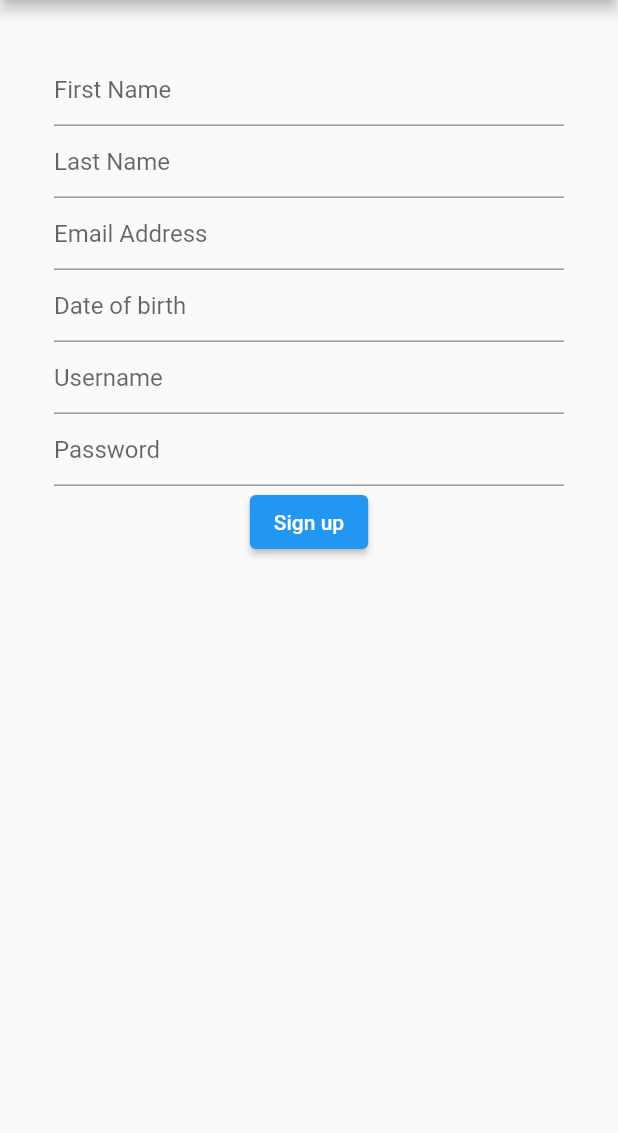
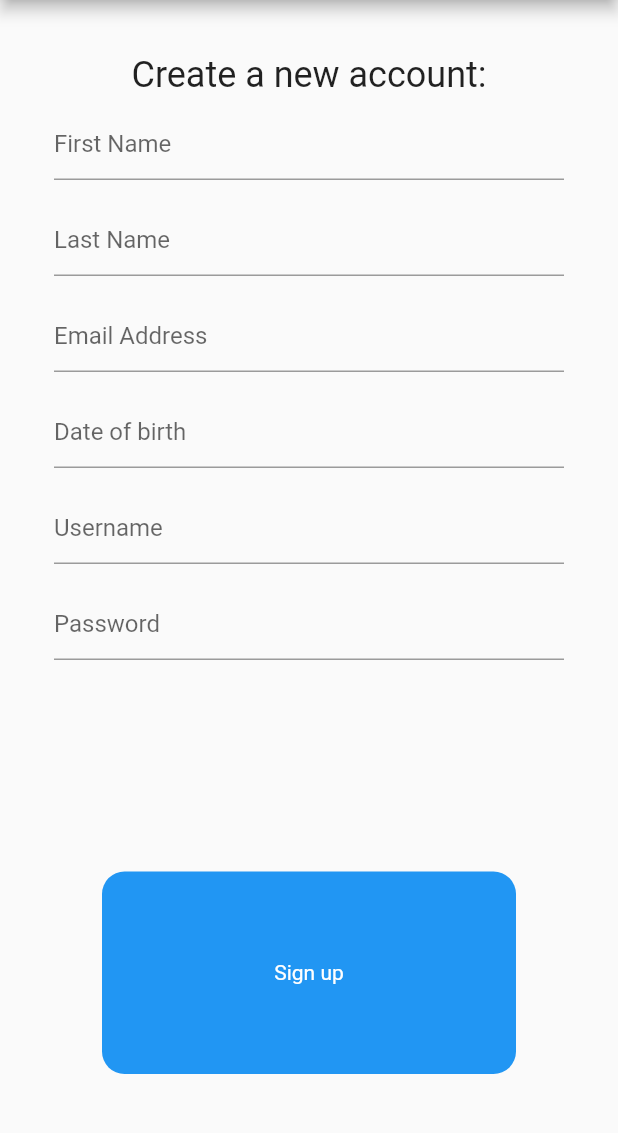
Before and after one commit to ListEverywhere/ListEverywhereApp, a Flutter app: the RegisterView screen opened by its route, on a phone screen of 412 x 824 dp, the part 84-1217 px from its top. Run offline on Flutter 3.47's test engine with Material 2 defaults, Android fonts, the phone set to English and light mode, and no system bars; our stand-ins replace flutter_secure_storage, font_awesome_flutter; accounts and stored records are empty.

Commit message:
Updated UI on login and register

```diff
--- a/lib/views/register.dart
+++ b/lib/views/register.dart
@@ -1,6 +1,7 @@
 import 'package:flutter/material.dart';
 import 'package:listeverywhere_app/models/user_model.dart';
 import 'package:listeverywhere_app/services/user_service.dart';
+import 'package:listeverywhere_app/widgets/reusable_button.dart';
 import 'package:listeverywhere_app/widgets/reusable_field.dart';
 
 /// The registration page of the application
@@ -44,14 +45,26 @@ class RegisterViewState extends State<RegisterView> {
         title: const Text("Sign up for ListEverywhere"),
       ),
       body: SafeArea(
-        child: SingleChildScrollView(
-          scrollDirection: Axis.vertical,
         child: Form(
             key: _formKey,
             child: Padding(
               padding: const EdgeInsets.all(36.0),
               child: Column(
+                mainAxisAlignment: MainAxisAlignment.spaceBetween,
+                children: [
+                  Wrap(
+                    children: const [
+                      Text('Create a new account:',
+                          style: TextStyle(fontSize: 24))
+                    ],
+                  ),
+                  Expanded(
+                    flex: 3,
+                    child: SingleChildScrollView(
+                      scrollDirection: Axis.vertical,
+                      child: Column(
                         mainAxisAlignment: MainAxisAlignment.spaceEvenly,
+                        mainAxisSize: MainAxisSize.max,
                         children: [
                           ReusableFormField(
                             controller: firstName,
@@ -89,8 +102,24 @@ class RegisterViewState extends State<RegisterView> {
                             maxLength: 32,
                             keyboardType: TextInputType.visiblePassword,
                           ),
-                    ElevatedButton(
-                      onPressed: () async {
+                        ]
+                            .map((e) => Padding(
+                                  padding: const EdgeInsets.symmetric(
+                                    vertical: 8,
+                                  ),
+                                  child: e,
+                                ))
+                            .toList(),
+                      ),
+                    ),
+                  ),
+                  Expanded(
+                    child: ReusableButton(
+                      color: Colors.blue,
+                      textColor: Colors.white,
+                      padding: const EdgeInsets.symmetric(
+                          vertical: 16, horizontal: 32),
+                      onTap: () async {
                         // check if form fields are valid
                         if (_formKey.currentState!.validate()) {
                           // save form fields
@@ -152,13 +181,13 @@ class RegisterViewState extends State<RegisterView> {
                           }
                         }
                       },
-                      child: const Text('Sign up'),
+                      text: 'Sign up',
+                    ),
                   ),
                 ],
               ),
             )),
       ),
-      ),
     );
   }
 }
```
Also changed, not shown: lib/views/login.dart (+24 -3 lines). Lines whose indentation alone changed are shown as unchanged.
